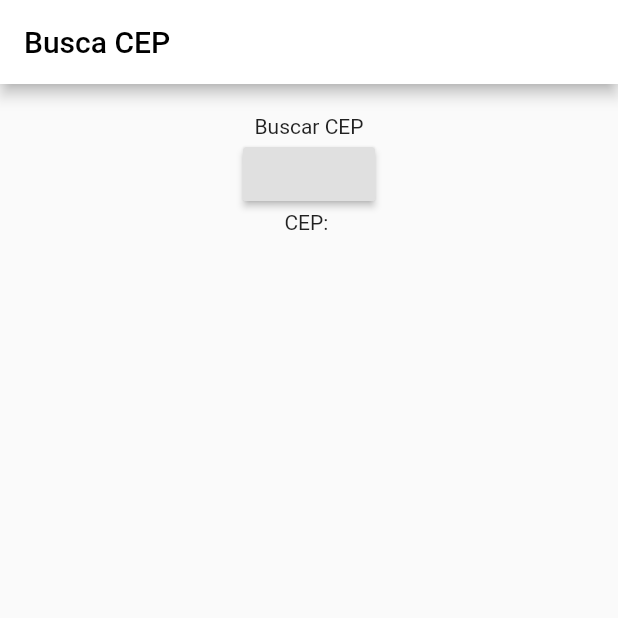
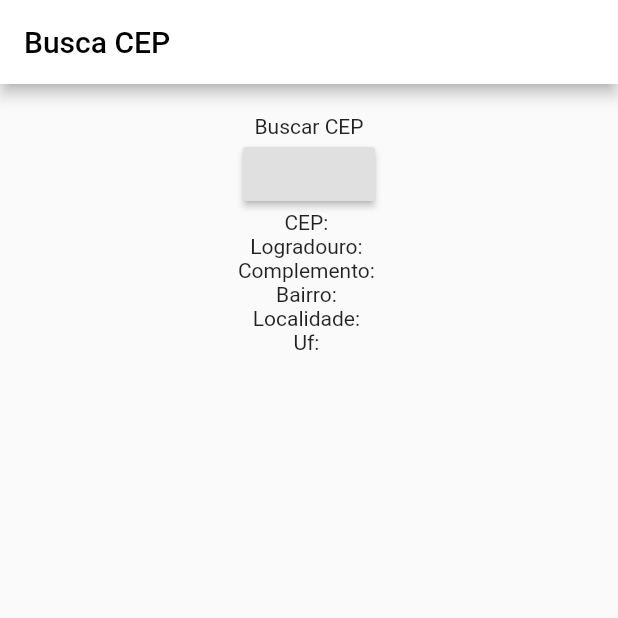
Before and after one commit to ThaysMrtns/App_busca_CEP, a Flutter app: the screen it shows after launch, on a phone screen of 412 x 824 dp, the top half of it. Run offline on Flutter 3.47's test engine with Material 2 defaults, Android fonts, the phone set to English and light mode, and no system bars.

```diff
--- a/lib/main.dart
+++ b/lib/main.dart
@@ -18,7 +18,13 @@ class App extends StatefulWidget {
 }
 
 class _AppState extends State<App>{
-  var cep="";
+  var cep = "";
+  var complemento = "";
+  var logradouro = "";
+  var bairro = "";
+  var localidade = "";
+  var uf ="";
+
   @override
   Widget build(BuildContext context) {
     return Scaffold(
@@ -44,9 +50,12 @@ class _AppState extends State<App>{
                   RaisedButton(onPressed: (){
                     req();
                   }),
-                  Text(
-                    "CEP: $cep"
-                  )
+                  Text("CEP: $cep"),
+                  Text("Logradouro: $logradouro"),
+                  Text("Complemento: $complemento"),
+                  Text("Bairro: $bairro"),
+                  Text("Localidade: $localidade"),
+                  Text("Uf: $uf")
                 ],
               ),
         ),
@@ -54,10 +63,15 @@ class _AppState extends State<App>{
     );
 
   }
-  void muda(data){
+  void muda(cepCep, cepLogradouro, cepComplemento, cepBairro, cepLocalidade, cepUf){
          //Mudando o estado dos variaveis
     setState(() {
-      cep = data;
+      cep = cepCep;
+      logradouro = cepLogradouro;
+      complemento = cepComplemento;
+      bairro = cepBairro;
+      localidade = cepLocalidade;
+      uf = cepUf;
     });
   }
 
@@ -71,15 +85,15 @@ class _AppState extends State<App>{
       var jsonResponse = convert.jsonDecode(response.body);
 
       // Com os dados já tratados podemos acessa-los corretamente
-      var data = jsonResponse["cep"];
-      var logradouro = jsonResponse["logradouro"];
-      var complemento = jsonResponse["complemento"];
-      var bairro = jsonResponse["bairro"];
-      var localidade = jsonResponse["localidade"];
-      var uf = jsonResponse["uf"];
-      print("Dados: $data, $logradouro, $complemento, $bairro, $localidade, $uf");
+      var cepCep = jsonResponse["cep"];
+      var cepLogradouro = jsonResponse["logradouro"];
+      var cepComplemento = jsonResponse["complemento"];
+      var cepBairro = jsonResponse["bairro"];
+      var cepLocalidade = jsonResponse["localidade"];
+      var cepUf = jsonResponse["uf"];
+      print("Dados: $cepCep, $cepLogradouro, $cepComplemento, $cepBairro, $cepLocalidade, $cepUf");
 
-      muda(data);
+      muda(cepCep, cepLogradouro, cepComplemento, cepBairro, cepLocalidade, cepUf);
     } else {
       print("Request failed with status: ${response.statusCode}.");
     }
```
